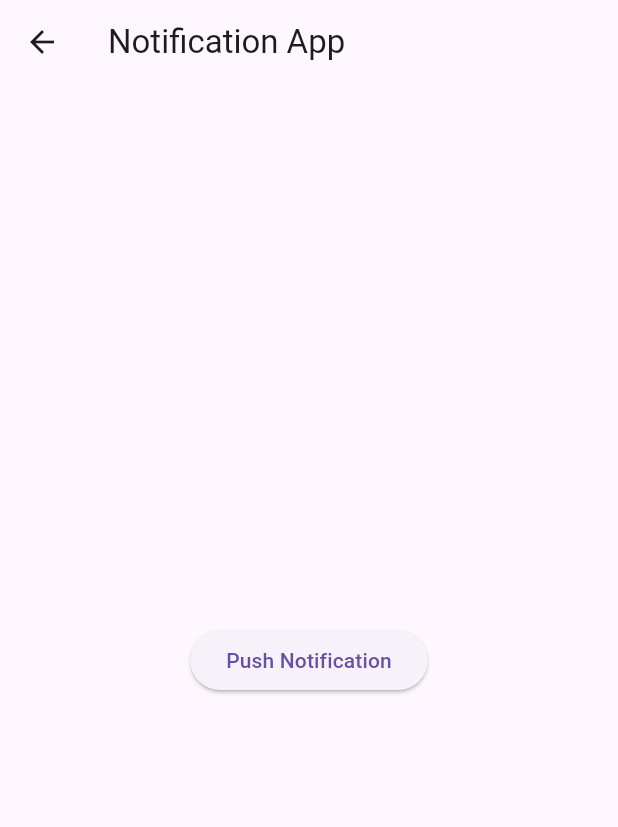
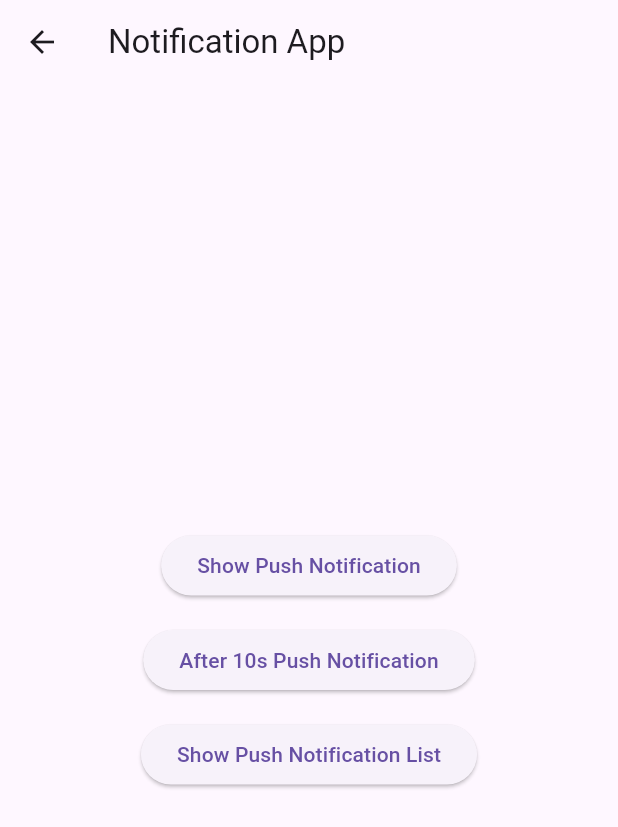
Before and after one commit to KimCookk/flutter_practice_examples, a Flutter app: the HomePage screen opened directly, on a phone screen of 412 x 824 dp. Shown: the top 827 px of the screen. Run offline on Flutter 3.47's test engine with Material 3 defaults, Android fonts, the phone set to English and light mode, and no system bars; our stand-ins replace flutter_local_notifications, freezed_annotation, go_router, permission_handler, shared_preferences, timezone; accounts and stored records are empty.

Commit message:
feat(15.notification): 로컬 스케줄  알림 기능 추가

```diff
--- a/lib/examples/15_notification/main.dart
+++ b/lib/examples/15_notification/main.dart
@@ -1,11 +1,14 @@
 import 'package:flutter/material.dart';
 import 'package:flutter_practice_examples/examples/15_notification/notificationService.dart';
 import 'package:permission_handler/permission_handler.dart';
+import 'package:timezone/data/latest.dart' as tz;
 
 void main() async {
   WidgetsFlutterBinding.ensureInitialized();
+  tz.initializeTimeZones();
   await Notificationservice.initialize();
   await requestNotificationPermission();
+
   runApp(NotificationApp());
 }
 
@@ -40,12 +43,44 @@ class HomePage extends StatelessWidget {
         title: Text("Notification App"),
       ),
       body: Center(
-        child: ElevatedButton(
-          onPressed: () {
-            Notificationservice.showNotification(
-                title: '테스트', body: '로컬 알림 테스트!');
-          },
-          child: Text('Push Notification'),
+        child: Column(
+          mainAxisAlignment: MainAxisAlignment.center,
+          children: [
+            ElevatedButton(
+              onPressed: () {
+                Notificationservice.showNotification(
+                    title: '테스트', body: '로컬 알림 테스트!');
+              },
+              child: Text('Show Push Notification'),
+            ),
+            SizedBox(
+              height: 15.0,
+            ),
+            ElevatedButton(
+              onPressed: () {
+                final now = DateTime.now();
+                final scheduled = now.add(const Duration(seconds: 5));
+
+                Notificationservice.showScheduledNotification(
+                  title: '예약 알림',
+                  body: '10초 뒤에 도착하는 알림',
+                  scheduledTime: scheduled,
+                );
+
+                debugPrint("📅 알림 예약됨: ${scheduled.toLocal()}");
+              },
+              child: Text('After 10s Push Notification'),
+            ),
+            SizedBox(
+              height: 15.0,
+            ),
+            ElevatedButton(
+              onPressed: () {
+                Notificationservice.printScheduledNotificaiton();
+              },
+              child: Text('Show Push Notification List'),
+            ),
+          ],
         ),
       ),
     );
```
Also changed, not shown: lib/examples/15_notification/notificationService.dart (+41 -0 lines), 1 other file.
